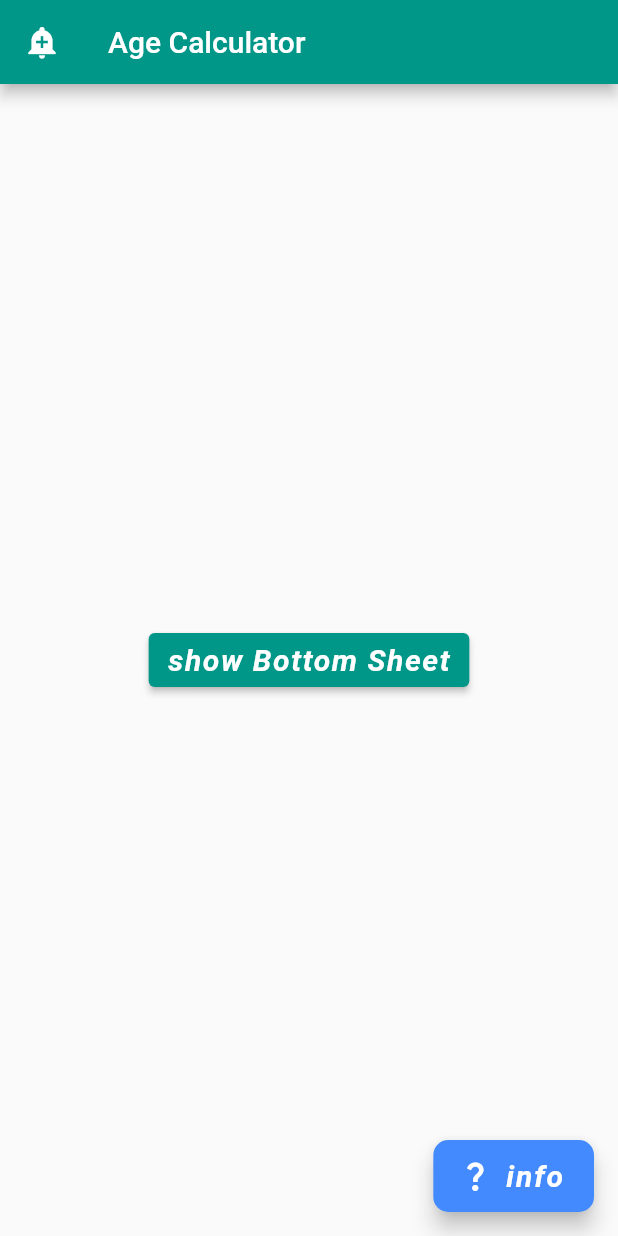
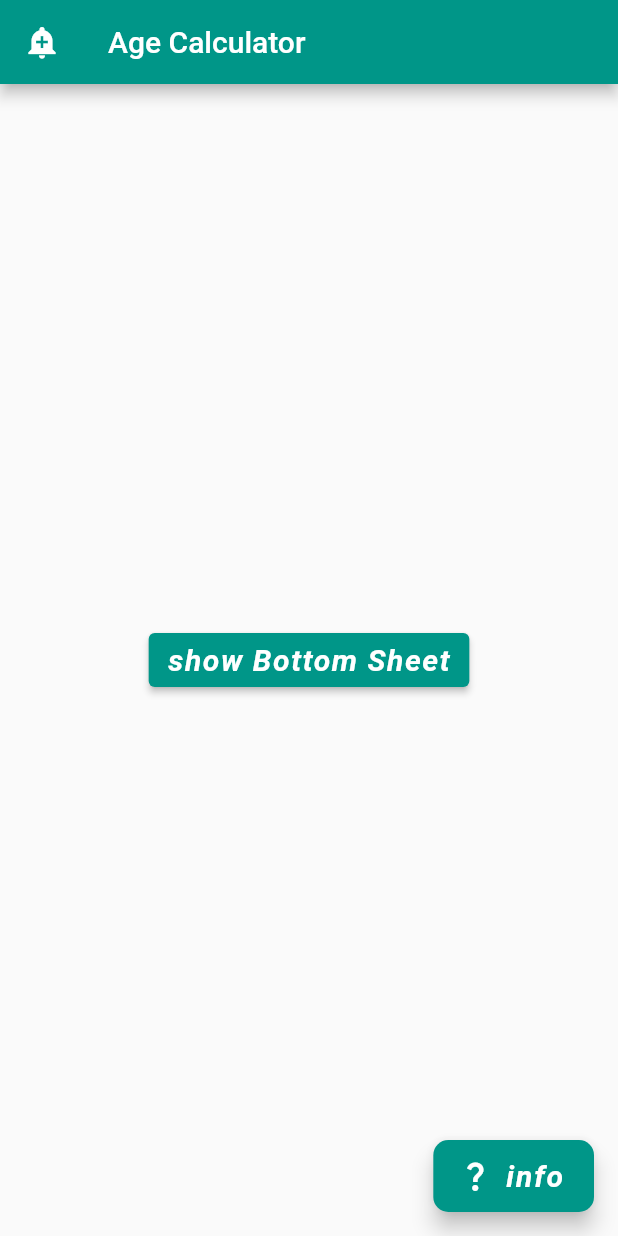
Before and after one commit to RamezHamdiSaeed/MyFlutterReference, a Flutter app: the screen it shows after launch, on a phone screen of 412 x 824 dp. Run offline on Flutter 3.47's test engine with Material 2 defaults, Android fonts, the phone set to English and light mode, and no system bars.

Commit message:
Theme.of(context).<themeData property>

```diff
--- a/lib/App/components/text_fields.dart
+++ b/lib/App/components/text_fields.dart
@@ -82,7 +82,7 @@ class _TextFieldsState extends State<TextFields> {
 
     var modalBottomSheetContent = Container(
         //* to fetch the data from specific themeData to apply for specific item  we inherit the whore context of the Theme to specify the applied features
-        color: Theme.of(context).colorScheme.secondary,
+        // color: Theme.of(context).colorScheme.secondary,
         child: Padding(
             padding: const EdgeInsets.symmetric(horizontal: 0),
             child: ListView.builder(
--- a/lib/App/my_app.dart
+++ b/lib/App/my_app.dart
@@ -23,9 +23,9 @@ class MyApp extends StatelessWidget {
             letterSpacing: 1,
           ),
         ), //! to use accentColor you need to use colorSchema as its alternative and also for primarySwatch
-
-        colorScheme: ColorScheme.fromSwatch(primarySwatch: Colors.teal)
-            .copyWith(secondary: Colors.blueAccent),
+        primarySwatch: Colors.teal,
+        // colorScheme: ColorScheme.fromSwatch(primarySwatch: Colors.teal)
+        //     .copyWith(secondary: Colors.blueAccent),
       ),
       debugShowCheckedModeBanner: false,
       home: const Genders(),
```
Also changed, not shown: 1 other file.
